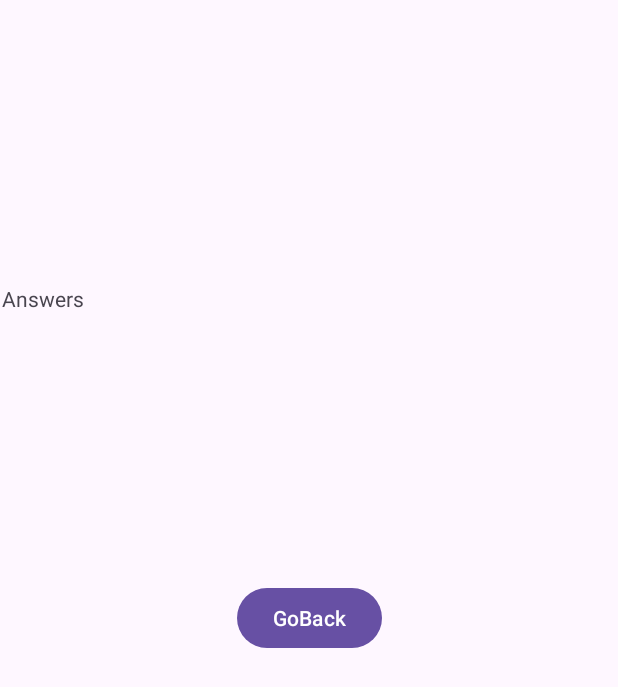
After one commit to Shon40501/ShonAronovProjectFunction, an Android app: the layout activity_main2.xml on its own in the app's theme, with its tools: preview values and no code run, on a phone screen of 412 x 824 dp. The commit adds this screen. Shown: the top 687 px of the screen. Run offline under Robolectric (Android 15) with nearby library versions, the phone set to English and light mode, and no system bars.

Commit message:
Third Commit

```diff
--- a/app/src/main/AndroidManifest.xml
+++ b/app/src/main/AndroidManifest.xml
@@ -13,6 +13,9 @@
         android:theme="@style/Theme.ShonAronovProjectFunction"
         tools:targetApi="31">
         <activity
+            android:name=".MainActivity2"
+            android:exported="false" />
+        <activity
             android:name=".MainActivity"
             android:exported="true">
             <intent-filter>
--- a/app/src/main/res/layout/activity_main.xml
+++ b/app/src/main/res/layout/activity_main.xml
@@ -77,6 +77,7 @@
         android:layout_height="wrap_content"
         android:layout_marginStart="16dp"
         android:layout_marginTop="100dp"
+        android:onClick="Random"
         android:text="Random Numbers"
         app:layout_constraintStart_toStartOf="parent"
         app:layout_constraintTop_toBottomOf="@+id/NumberA" />
@@ -87,6 +88,7 @@
         android:layout_height="wrap_content"
         android:layout_marginEnd="16dp"
         android:text="Solve"
+        android:onClick="Solve"
         app:layout_constraintBottom_toBottomOf="@+id/RandomGen"
         app:layout_constraintEnd_toEndOf="parent"
         app:layout_constraintStart_toEndOf="@+id/RandomGen"
--- /dev/null
+++ b/app/src/main/res/layout/activity_main2.xml
@@ -0,0 +1,31 @@
+<?xml version="1.0" encoding="utf-8"?>
+<androidx.constraintlayout.widget.ConstraintLayout xmlns:android="http://schemas.android.com/apk/res/android"
+    xmlns:app="http://schemas.android.com/apk/res-auto"
+    xmlns:tools="http://schemas.android.com/tools"
+    android:id="@+id/main"
+    android:layout_width="match_parent"
+    android:layout_height="match_parent"
+    tools:context=".MainActivity2">
+
+    <Button
+        android:id="@+id/goback"
+        android:layout_width="wrap_content"
+        android:layout_height="wrap_content"
+        android:text="GoBack"
+        android:onClick="Goback"
+        app:layout_constraintBottom_toBottomOf="parent"
+        app:layout_constraintEnd_toEndOf="parent"
+        app:layout_constraintStart_toStartOf="parent"
+        app:layout_constraintTop_toTopOf="parent" />
+
+    <TextView
+        android:id="@+id/Answer"
+        android:layout_width="410dp"
+        android:layout_height="145dp"
+        android:layout_marginTop="-300dp"
+        android:text="Answers"
+        app:layout_constraintBottom_toBottomOf="parent"
+        app:layout_constraintEnd_toEndOf="parent"
+        app:layout_constraintStart_toStartOf="parent"
+        app:layout_constraintTop_toTopOf="parent" />
+</androidx.constraintlayout.widget.ConstraintLayout>
```
Also changed, not shown: app/src/main/java/com/example/shonaronovprojectfunction/MainActivity.java (+32 -5 lines), app/src/main/java/com/example/shonaronovprojectfunction/MainActivity2.java (added, +58 -0 lines).
